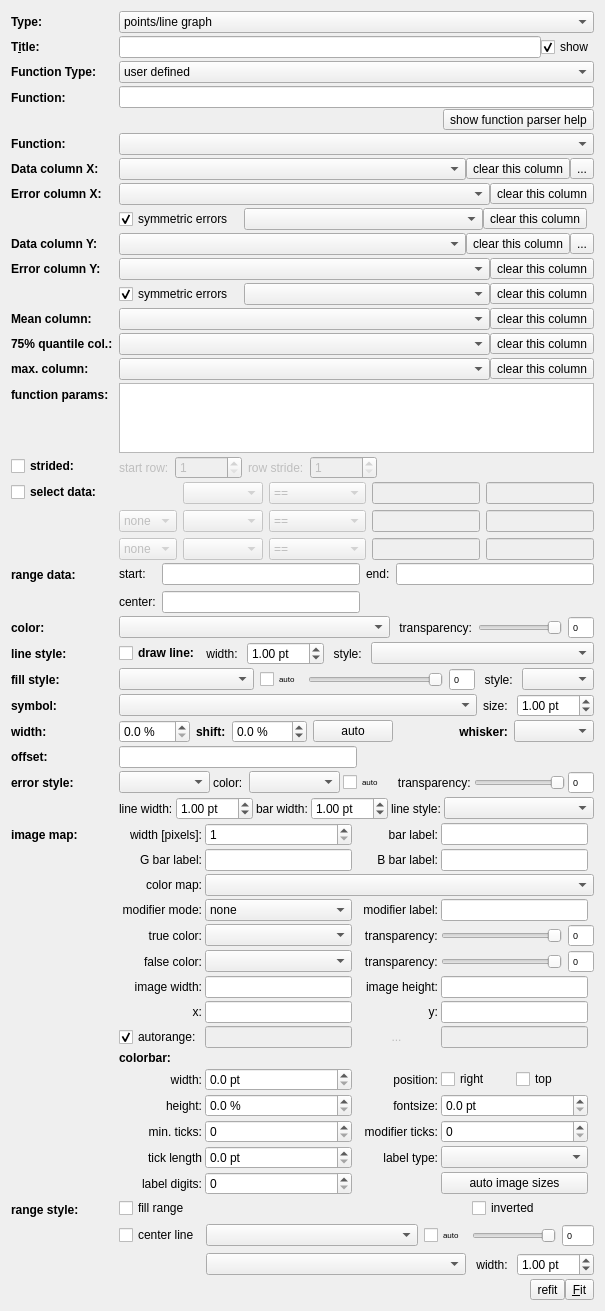
This is plugins/table/qftablegraphsettings.ui in jkriege2/QuickFit3 as Qt 5 draws it before an edit. The edited form follows.
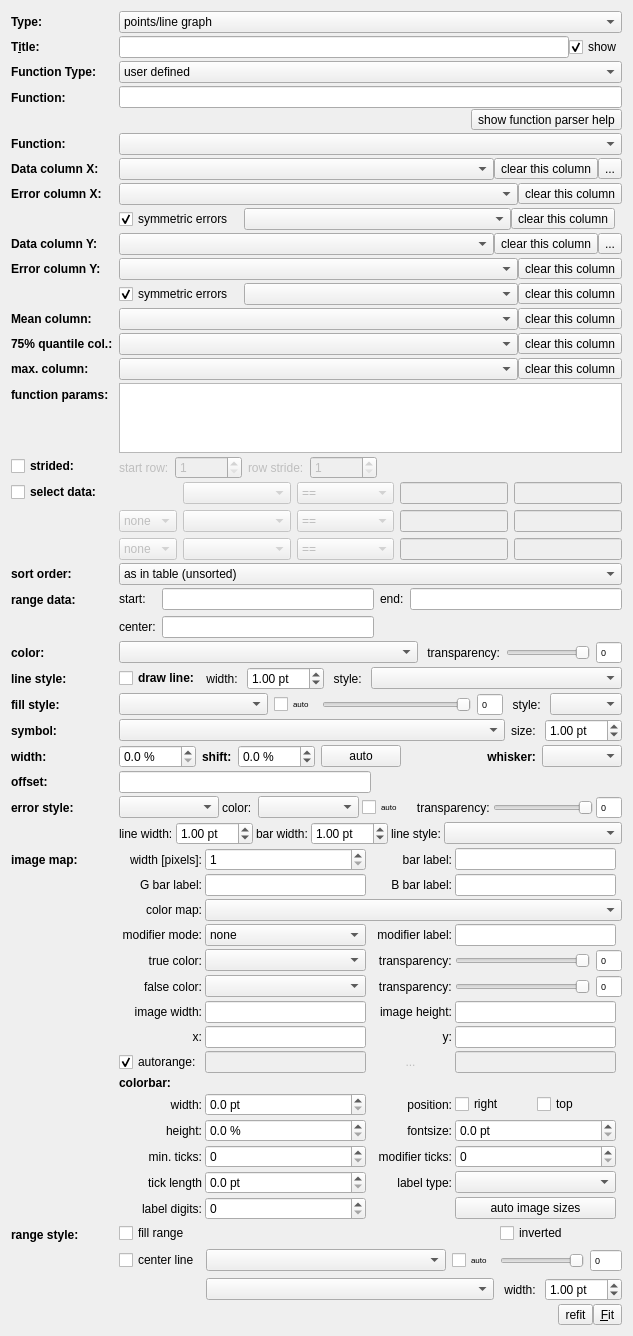
This is the edited form. Icons and pictures are not drawn. Custom widgets are drawn as their Qt base class.

The edit to the form file:
```diff
--- a/plugins/table/qftablegraphsettings.ui
+++ b/plugins/table/qftablegraphsettings.ui
@@ -6,7 +6,7 @@
    <rect>
     <x>0</x>
     <y>0</y>
-    <width>605</width>
+    <width>633</width>
     <height>1270</height>
    </rect>
   </property>
@@ -383,7 +383,7 @@
      </layout>
     </widget>
    </item>
-   <item row="20" column="0">
+   <item row="21" column="0">
     <widget class="QLabel" name="labColor">
      <property name="font">
       <font>
@@ -399,7 +399,7 @@
      </property>
     </widget>
    </item>
-   <item row="20" column="1">
+   <item row="21" column="1">
     <widget class="QWidget" name="widColor" native="true">
      <layout class="QHBoxLayout" name="horizontalLayout_17" stretch="1,0,0,0">
       <property name="leftMargin">
@@ -501,7 +501,7 @@
      </layout>
     </widget>
    </item>
-   <item row="21" column="0">
+   <item row="22" column="0">
     <widget class="QLabel" name="labLinestyle">
      <property name="font">
       <font>
@@ -517,7 +517,7 @@
      </property>
     </widget>
    </item>
-   <item row="21" column="1">
+   <item row="22" column="1">
     <widget class="QWidget" name="widLineStyle" native="true">
      <layout class="QGridLayout" name="gridLayout_4" columnstretch="0,0,0,0,0,0">
       <property name="leftMargin">
@@ -603,7 +603,7 @@
      </layout>
     </widget>
    </item>
-   <item row="22" column="0">
+   <item row="23" column="0">
     <widget class="QLabel" name="labFillColor">
      <property name="font">
       <font>
@@ -619,7 +619,7 @@
      </property>
     </widget>
    </item>
-   <item row="22" column="1">
+   <item row="23" column="1">
     <widget class="QWidget" name="widFillColor" native="true">
      <layout class="QHBoxLayout" name="horizontalLayout_16" stretch="0,0,0,0,0,0">
       <property name="leftMargin">
@@ -736,7 +736,7 @@
      </layout>
     </widget>
    </item>
-   <item row="23" column="0">
+   <item row="24" column="0">
     <widget class="QLabel" name="labSymbol">
      <property name="font">
       <font>
@@ -752,7 +752,7 @@
      </property>
     </widget>
    </item>
-   <item row="23" column="1">
+   <item row="24" column="1">
     <widget class="QWidget" name="widSymbol" native="true">
      <layout class="QHBoxLayout" name="horizontalLayout_22" stretch="1,0,0">
       <property name="leftMargin">
@@ -812,7 +812,7 @@
      </layout>
     </widget>
    </item>
-   <item row="26" column="0">
+   <item row="27" column="0">
     <widget class="QLabel" name="labErrorStyle">
      <property name="font">
       <font>
@@ -828,7 +828,7 @@
      </property>
     </widget>
    </item>
-   <item row="26" column="1">
+   <item row="27" column="1">
     <widget class="QWidget" name="widErrorStyle" native="true">
      <layout class="QVBoxLayout" name="verticalLayout">
       <property name="spacing">
@@ -1036,7 +1036,7 @@
      </layout>
     </widget>
    </item>
-   <item row="28" column="0">
+   <item row="29" column="0">
     <widget class="QLabel" name="labImage">
      <property name="font">
       <font>
@@ -1052,7 +1052,7 @@
      </property>
     </widget>
    </item>
-   <item row="28" column="1">
+   <item row="29" column="1">
     <widget class="QWidget" name="widImage" native="true">
      <layout class="QGridLayout" name="gridLayout_5" rowminimumheight="0,0,0,0,0,0,0,0,0,0,0,0,0,0,0">
       <property name="leftMargin">
@@ -1784,7 +1784,7 @@
      </layout>
     </widget>
    </item>
-   <item row="31" column="1">
+   <item row="32" column="1">
     <layout class="QHBoxLayout" name="horizontalLayout">
      <item>
       <spacer name="horizontalSpacer">
@@ -1924,7 +1924,7 @@
    <item row="16" column="1">
     <widget class="QEnhancedTableView" name="tabFunctionParameters"/>
    </item>
-   <item row="24" column="0">
+   <item row="25" column="0">
     <widget class="QLabel" name="labWidth">
      <property name="font">
       <font>
@@ -1940,7 +1940,7 @@
      </property>
     </widget>
    </item>
-   <item row="24" column="1">
+   <item row="25" column="1">
     <widget class="QWidget" name="widWidth" native="true">
      <layout class="QHBoxLayout" name="horizontalLayout_2">
       <property name="leftMargin">
@@ -2061,7 +2061,7 @@
      </layout>
     </widget>
    </item>
-   <item row="19" column="0">
+   <item row="20" column="0">
     <widget class="QLabel" name="labRangeData">
      <property name="font">
       <font>
@@ -2077,7 +2077,7 @@
      </property>
     </widget>
    </item>
-   <item row="19" column="1">
+   <item row="20" column="1">
     <widget class="QWidget" name="widRangeData" native="true">
      <layout class="QGridLayout" name="gridLayout">
       <property name="leftMargin">
@@ -2146,7 +2146,7 @@
      </layout>
     </widget>
    </item>
-   <item row="29" column="0">
+   <item row="30" column="0">
     <widget class="QLabel" name="labRangeStyle">
      <property name="font">
       <font>
@@ -2162,7 +2162,7 @@
      </property>
     </widget>
    </item>
-   <item row="29" column="1">
+   <item row="30" column="1">
     <widget class="QWidget" name="widRangeStyle" native="true">
      <layout class="QGridLayout" name="gridLayout_3">
       <property name="leftMargin">
@@ -2912,7 +2912,7 @@
      </layout>
     </widget>
    </item>
-   <item row="25" column="0">
+   <item row="26" column="0">
     <widget class="QLabel" name="labOffset">
      <property name="font">
       <font>
@@ -2928,7 +2928,7 @@
      </property>
     </widget>
    </item>
-   <item row="25" column="1">
+   <item row="26" column="1">
     <layout class="QHBoxLayout" name="horizontalLayout_13">
      <item>
       <widget class="QFDoubleEdit" name="edtOffset">
@@ -3198,6 +3198,38 @@
      </item>
     </layout>
    </item>
+   <item row="19" column="0">
+    <widget class="QLabel" name="labSort">
+     <property name="font">
+      <font>
+       <weight>75</weight>
+       <bold>true</bold>
+      </font>
+     </property>
+     <property name="text">
+      <string>sort order:</string>
+     </property>
+    </widget>
+   </item>
+   <item row="19" column="1">
+    <widget class="QComboBox" name="cmbSort">
+     <item>
+      <property name="text">
+       <string>as in table (unsorted)</string>
+      </property>
+     </item>
+     <item>
+      <property name="text">
+       <string>sort in X direction</string>
+      </property>
+     </item>
+     <item>
+      <property name="text">
+       <string>sort in Y direction</string>
+      </property>
+     </item>
+    </widget>
+   </item>
   </layout>
  </widget>
  <customwidgets>
```
Left out of the diff: 2 changed lines with no effect on the pictures.
